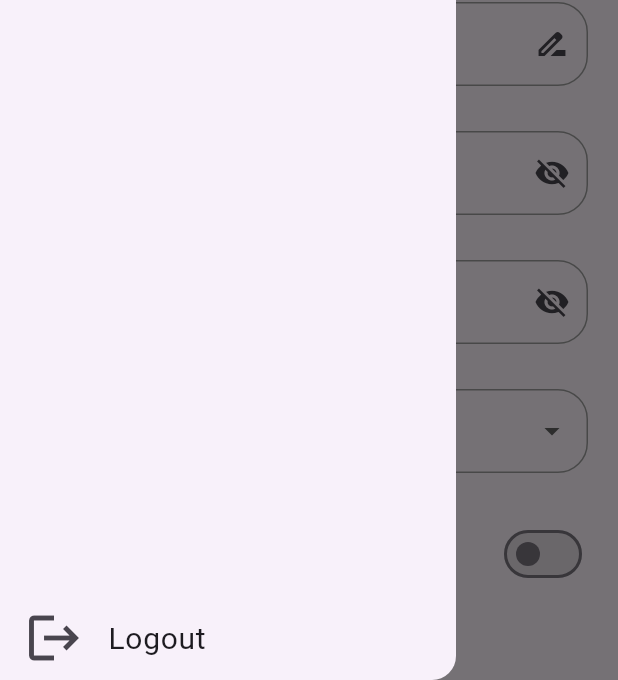
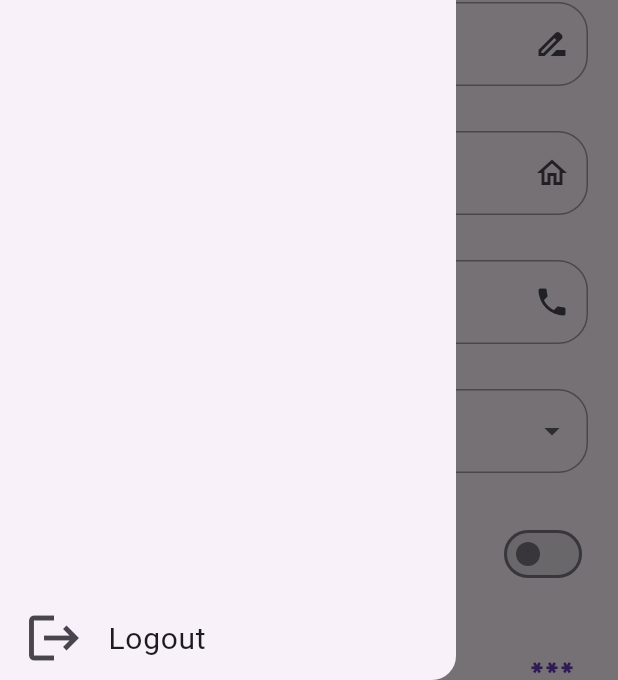
Before and after one commit to Dead-host/broadway-app, a Flutter app: the Profilepage screen opened directly, with the side drawer open, on a phone screen of 412 x 824 dp. Shown: the part 556-1236 px from the top of the screen. Run offline on Flutter 3.47's test engine with Material 3 defaults, Android fonts, the light colour scheme and no system bars; our stand-ins replace carousel_slider, cloud_firestore, firebase_auth, firebase_core, flutter_image_compress, flutter_spinkit and 11 more; missing offline and left inert: khalti_flutter; accounts and stored records are empty.

Commit message:
change pass page

```diff
--- a/lib/buyerPart/profilePage.dart
+++ b/lib/buyerPart/profilePage.dart
@@ -1,4 +1,5 @@
 import 'dart:developer';
+import 'package:broad/buyerPart/changePassword.dart';
 import 'package:broad/buyerPart/homePage.dart';
 import 'package:carousel_slider/carousel_slider.dart';
 import 'package:cloud_firestore/cloud_firestore.dart';
@@ -20,20 +21,16 @@ class Profilepage extends StatefulWidget {
 class _ProfilepageState extends State<Profilepage> {
 
   TextEditingController userNameController = TextEditingController();
-  TextEditingController passwordChangeController = TextEditingController();
-  TextEditingController confirmPasswordController = TextEditingController();
-  String? oldPass;
-  bool see=false;
-  bool seePass=false;
+  TextEditingController addressController = TextEditingController();
+  TextEditingController phoneController = TextEditingController();
+
   bool? light;
   bool? isFingerPrintEnable;
   Gender? selectedGender;
   String? email;
 
-
   final FirebaseAuth _auth = FirebaseAuth.instance;
   final FirebaseFirestore _firestore = FirebaseFirestore.instance;
-
 
   void getData()async{
     final user = _auth.currentUser;
@@ -43,19 +40,18 @@ class _ProfilepageState extends State<Profilepage> {
       email=user!.email;
     });
   }
-
-  void updateData()async{
+  void updateUserInfo()async{
     final user = _auth.currentUser;
     final userRef = _firestore.collection('users').doc(user!.uid);
 
     await userRef.update(
-      {
-        'name':userNameController.text,
-        'password':passwordChangeController.text,
-        'gender':selectedGender!.name,
-      }
-    );
+        {
+          'name':userNameController.text,
+          'address':addressController.text,
+          'phone':phoneController.text,
+        });
   }
+
 
   @override
   void initState() {
@@ -209,17 +205,10 @@ class _ProfilepageState extends State<Profilepage> {
                 Padding(
                   padding: const EdgeInsets.only(left: 20,right: 20),
                   child: TextFormField(
-                    obscureText: see,
-                    controller: passwordChangeController,
+                    controller: addressController,
                     decoration: InputDecoration(
-                        suffixIcon: IconButton(
-                            onPressed: (){
-                              setState(() {
-                                see=!see;
-                              });
-                            },
-                            icon: Icon(see?Icons.visibility:Icons.visibility_off)),
-                        hintText: "Change Password",
+                        suffixIcon: Icon(Icons.home_outlined),
+                        hintText: "Change Address",
                         enabledBorder: OutlineInputBorder(
                           borderRadius: BorderRadius.circular(20),
                           borderSide: BorderSide(color: Colors.grey),
@@ -235,17 +224,11 @@ class _ProfilepageState extends State<Profilepage> {
                 Padding(
                   padding: const EdgeInsets.only(left: 20,right: 20),
                   child: TextFormField(
-                    obscureText: seePass,
-                    controller: confirmPasswordController,
+                    keyboardType: TextInputType.number,
+                    controller: phoneController,
                     decoration: InputDecoration(
-                        suffixIcon: IconButton(
-                            onPressed: (){
-                              setState(() {
-                                seePass=!seePass;
-                              });
-                            },
-                            icon: Icon(seePass?Icons.visibility:Icons.visibility_off)),
-                        hintText: "Confirm Password",
+                        suffixIcon: Icon(Icons.phone),
+                        hintText: "Change Phone number",
                         enabledBorder: OutlineInputBorder(
                           borderRadius: BorderRadius.circular(20),
                           borderSide: BorderSide(color: Colors.grey),
@@ -255,7 +238,6 @@ class _ProfilepageState extends State<Profilepage> {
                           borderRadius: BorderRadius.circular(20),
                         )
                     ),
-
                   ),
                 ),
                 SizedBox(height: 30,),
@@ -322,24 +304,45 @@ class _ProfilepageState extends State<Profilepage> {
                   ),
                 ),
                 SizedBox(height: 30,),
-                ElevatedButton(onPressed: (){
-                  if(passwordChangeController.text==confirmPasswordController.text){
-                    updateData();
-                    passwordChangeController.clear();
-                    confirmPasswordController.clear();
-                    userNameController.clear();
+                Padding(
+                  padding: const EdgeInsets.only(left: 30,right: 20),
+                  child: Row(
+                    mainAxisAlignment: MainAxisAlignment.spaceBetween,
+                    children: [
+                      Text("Change Password ",style: TextStyle(fontWeight: FontWeight.bold,fontSize: 20),),
+                      IconButton(
+                        onPressed: (){
+                          Navigator.push(context, MaterialPageRoute(builder: (context)=>Changepassword()));
+                        },
+                        icon:Icon(Icons.password,size: 30,color: Colors.deepPurple,)
+                      ),
+                    ],
+                  ),
+                ),
+                SizedBox(height: 30,),
+                ElevatedButton(
+                    onPressed: (){
+                  if(userNameController.text!=null){
+                    updateUserInfo();
+                    Fluttertoast.showToast(
+                      msg: "Updated",
+                      toastLength: Toast.LENGTH_SHORT,
+                      backgroundColor: Colors.green,
+                      textColor: Colors.white,
+                    );
                   }
                   else{
                     Fluttertoast.showToast(
-                        msg: "Password not match",
+                      msg: "Name cannot be empty",
+                      toastLength: Toast.LENGTH_SHORT,
                       backgroundColor: Colors.red,
                       textColor: Colors.white,
                     );
                   }
+
                 },
-                    child: Text("Update changes")),
+                    child: Text("Update Profile")),
                 SizedBox(height: 30,),
-
               ],
             ),
           ),
--- a/lib/signupPage.dart
+++ b/lib/signupPage.dart
@@ -124,6 +124,7 @@ class _SignuppageState extends State<Signuppage> {
                 Padding(
                   padding: const EdgeInsets.only(left: 20,right: 20),
                   child: TextFormField(
+                    keyboardType: TextInputType.number,
                       controller: phoneController,
                       decoration: InputDecoration(
                           hintText: "Phone number",
```
Also changed, not shown: lib/buyerPart/changePassword.dart (added, +156 -0 lines).
